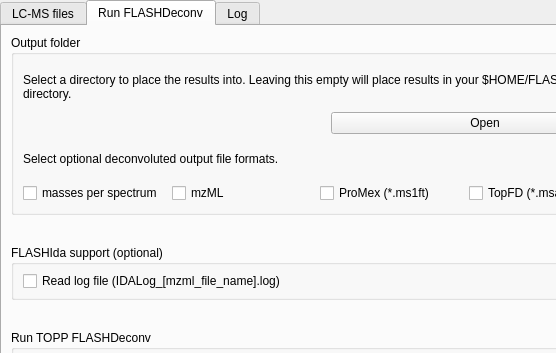
Above: src/openms_gui/source/VISUAL/DIALOGS/FLASHDeconvTabWidget.ui from OpenMS/OpenMS-TOPP-GUI before the change; both pictures show x 0 to 556 and y 0 to 353 of the 662 by 589 pixel window. Below: the same form after it.
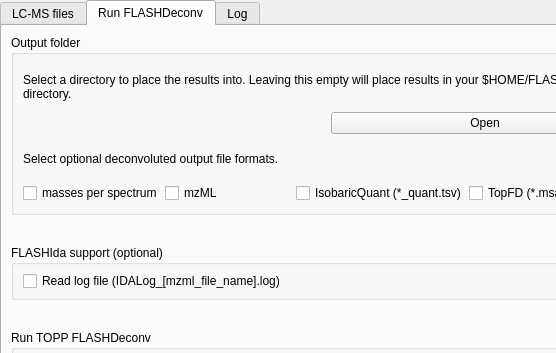
That is the form after the change. Custom widgets are drawn as their Qt base class.

Commit message: [WIP] Update FLASHDeconv (OpenMS/OpenMS#8257)

```diff
--- a/src/openms_gui/source/VISUAL/DIALOGS/FLASHDeconvTabWidget.ui
+++ b/src/openms_gui/source/VISUAL/DIALOGS/FLASHDeconvTabWidget.ui
@@ -202,7 +202,7 @@
                                                 </string>
            </property>
            <property name="text">
-            <string>ProMex (*.ms1ft)</string>
+            <string>IsobaricQuant (*_quant.tsv)</string>
            </property>
           </widget>
          </item>
```
Left out of the diff: 5 changed lines with no effect on the pictures. The commit also changes 2 other files.
